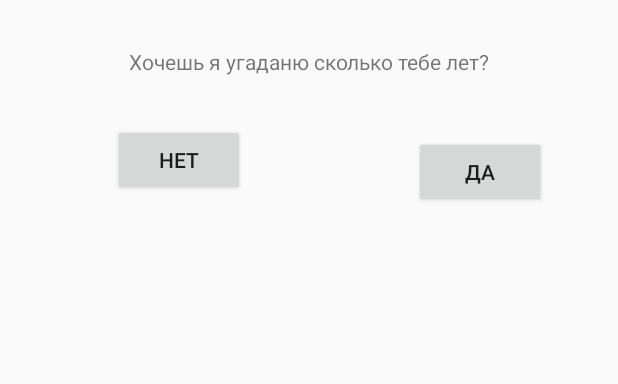
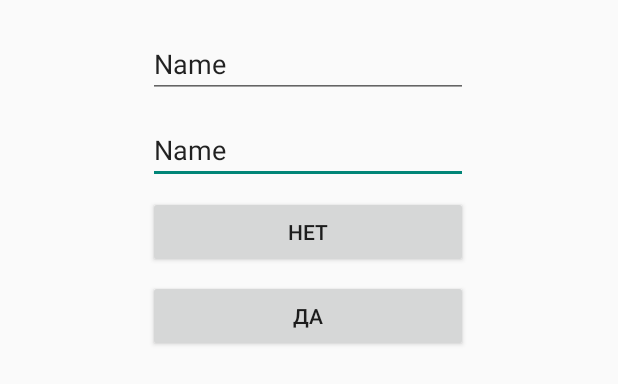
Before and after one commit to arhpov035/android_lesson, an Android app: the layout activity_main.xml on its own in the app's theme, with its tools: preview values and no code run, on a phone screen of 412 x 824 dp. Shown: the top 384 px of the screen. Run offline under Robolectric (Android 15) with nearby library versions, the phone set to English and light mode, and no system bars.

Commit message:
Урок 13; 23:36. Не рабочий скрипт. Нужно поменять id элементам

```diff
--- a/app/src/main/res/layout/activity_main.xml
+++ b/app/src/main/res/layout/activity_main.xml
@@ -6,51 +6,73 @@
     android:layout_height="match_parent"
     tools:context=".MainActivity" >
 
-    <TextView
-        android:id="@+id/textShow"
+    <Button
+        android:id="@+id/btNo"
         android:layout_width="0dp"
         android:layout_height="wrap_content"
-        android:gravity="center_horizontal"
-        android:text="Хочешь я угаданю сколько тебе лет?"
-        app:layout_constraintBottom_toBottomOf="parent"
-        app:layout_constraintEnd_toEndOf="parent"
-        app:layout_constraintStart_toStartOf="parent"
-        app:layout_constraintTop_toTopOf="parent"
-        app:layout_constraintVertical_bias="0.039" />
-
-    <Button
-        android:id="@+id/btNo"
-        android:layout_width="wrap_content"
-        android:layout_height="wrap_content"
-        android:layout_marginTop="32dp"
+        android:layout_marginTop="8dp"
         android:text="Нет"
-        app:layout_constraintEnd_toEndOf="@+id/textShow"
-        app:layout_constraintHorizontal_bias="0.233"
-        app:layout_constraintStart_toStartOf="@+id/textShow"
-        app:layout_constraintTop_toBottomOf="@+id/textShow" />
+        app:layout_constraintEnd_toEndOf="@+id/editTextTextPersonName"
+        app:layout_constraintHorizontal_bias="0.0"
+        app:layout_constraintStart_toStartOf="@+id/editTextTextPersonName"
+        app:layout_constraintTop_toBottomOf="@+id/editTextTextPersonName" />
 
     <Button
         android:id="@+id/btYes"
-        android:layout_width="wrap_content"
+        android:layout_width="0dp"
         android:layout_height="wrap_content"
-        android:layout_marginTop="40dp"
+        android:layout_marginTop="8dp"
         android:text="Да"
-        app:layout_constraintEnd_toEndOf="@+id/textShow"
-        app:layout_constraintHorizontal_bias="0.702"
-        app:layout_constraintStart_toEndOf="@+id/btNo"
-        app:layout_constraintTop_toBottomOf="@+id/textShow" />
+        app:layout_constraintEnd_toEndOf="@+id/btNo"
+        app:layout_constraintHorizontal_bias="0.0"
+        app:layout_constraintStart_toStartOf="@+id/btNo"
+        app:layout_constraintTop_toBottomOf="@+id/btNo" />
 
     <Button
         android:id="@+id/btNext"
         android:layout_width="wrap_content"
         android:layout_height="wrap_content"
-        android:layout_marginTop="96dp"
         android:backgroundTint="#C63131"
         android:text="Следующий вопрос"
         android:visibility="gone"
         app:layout_constraintEnd_toEndOf="@+id/btYes"
         app:layout_constraintHorizontal_bias="0.487"
-        app:layout_constraintStart_toStartOf="@+id/btNo"
-        app:layout_constraintTop_toBottomOf="@+id/textShow" />
+        app:layout_constraintStart_toStartOf="@+id/btNo" />
+
+    <EditText
+        android:id="@+id/editTextTextPersonName"
+        android:layout_width="wrap_content"
+        android:layout_height="wrap_content"
+        android:layout_marginTop="12dp"
+        android:ems="10"
+        android:inputType="textPersonName"
+        android:text="Name"
+        app:layout_constraintEnd_toEndOf="parent"
+        app:layout_constraintHorizontal_bias="0.497"
+        app:layout_constraintStart_toStartOf="parent"
+        app:layout_constraintTop_toBottomOf="@+id/editTextTextPersonName2" />
+
+    <EditText
+        android:id="@+id/editTextTextPersonName2"
+        android:layout_width="wrap_content"
+        android:layout_height="wrap_content"
+        android:layout_marginTop="20dp"
+        android:ems="10"
+        android:inputType="textPersonName"
+        android:text="Name"
+        app:layout_constraintEnd_toEndOf="parent"
+        app:layout_constraintHorizontal_bias="0.497"
+        app:layout_constraintStart_toStartOf="parent"
+        app:layout_constraintTop_toBottomOf="@+id/imgPtoto" />
+
+    <ImageView
+        android:id="@+id/imgPtoto"
+        android:layout_width="100dp"
+        android:layout_height="100dp"
+        android:visibility="gone"
+        app:layout_constraintEnd_toEndOf="parent"
+        app:layout_constraintStart_toStartOf="parent"
+        app:layout_constraintTop_toTopOf="parent"
+        app:srcCompat="@drawable/face_co_1" />
 
 </androidx.constraintlayout.widget.ConstraintLayout>
```
Also changed, not shown: app/src/main/java/com/example/android/MainActivity.kt (+3 -52 lines), app/src/main/java/com/example/android/constance/Constance.kt (+22 -3 lines), 1 other file.
